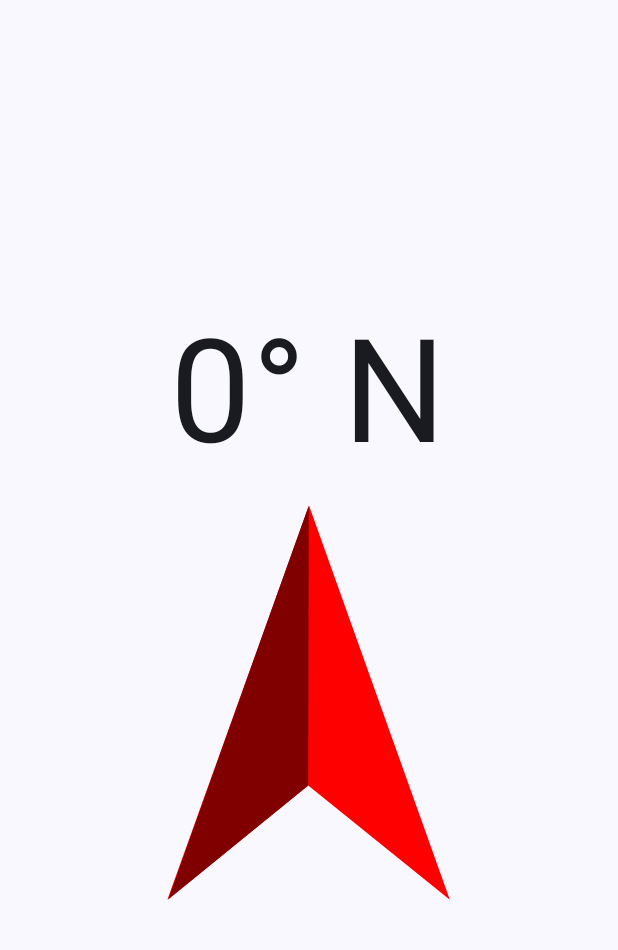
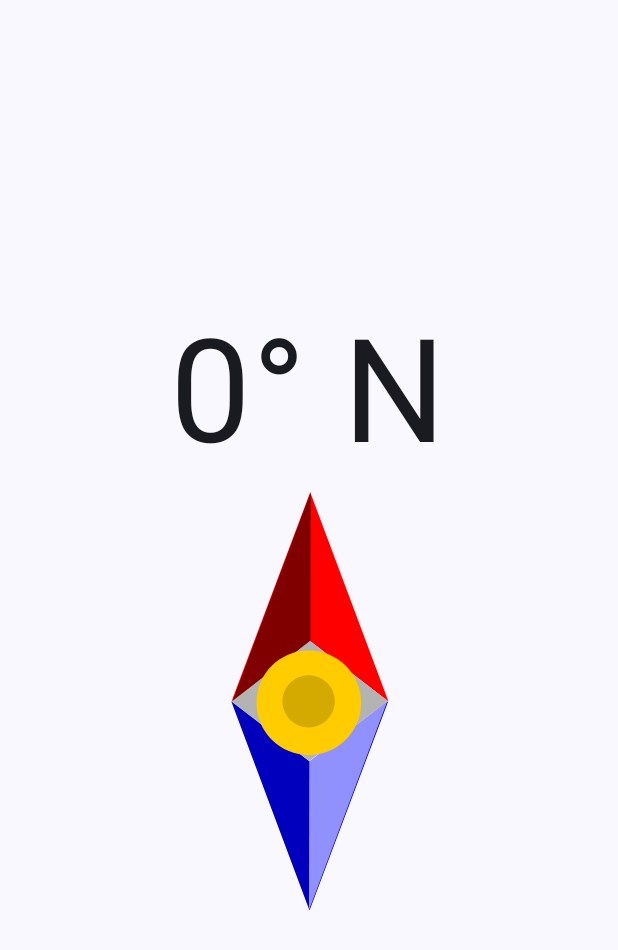
Before and after one commit to jlpatter/joshcompass, an Android app built with Jetpack Compose: the screen it shows after launch (MainActivity), on a phone screen of 412 x 824 dp. Shown: the top 950 px of the screen. Run offline under Robolectric (Android 15) with nearby library versions, the phone set to English and light mode, and no system bars.

Commit message:
Add a little better compass

```diff
--- a/app/src/main/java/com/example/joshcompass/MainActivity.kt
+++ b/app/src/main/java/com/example/joshcompass/MainActivity.kt
@@ -131,7 +131,7 @@ fun Compass(azimuth: Float, modifier: Modifier = Modifier) {
                 modifier = modifier.align(Alignment.CenterHorizontally)
             )
             Image(
-                painter = painterResource(id = R.drawable.gps_arrow),
+                painter = painterResource(id = R.drawable.gps_arrow_2),
                 contentDescription = "Compass Image",
                 contentScale = ContentScale.Fit,
                 modifier = Modifier.size(300.dp).graphicsLayer(
--- /dev/null
+++ b/app/src/main/res/drawable/gps_arrow_2.xml
@@ -0,0 +1,34 @@
+<vector xmlns:android="http://schemas.android.com/apk/res/android"
+    android:width="600dp"
+    android:height="860dp"
+    android:viewportWidth="158.75"
+    android:viewportHeight="227.54">
+  <path
+      android:pathData="M80,7.16 L40.21,112.99 79.78,82.33 119.58,112.99Z"
+      android:strokeWidth="0.154476"
+      android:fillColor="#ff0000"/>
+  <path
+      android:pathData="M40.6,113.12 L80.13,82.5 80.28,7.29Z"
+      android:strokeWidth="0.154944"
+      android:fillColor="#800000"/>
+  <path
+      android:pathData="M79.65,218.67 L119.45,112.83 79.87,143.49 40.07,112.83Z"
+      android:strokeWidth="0.154476"
+      android:fillColor="#0000bd"/>
+  <path
+      android:pathData="m119.05,112.7 l-39.53,30.62 -0.16,75.21z"
+      android:strokeWidth="0.154944"
+      android:fillColor="#9090ff"/>
+  <path
+      android:pathData="M40.3,112.99 L79.86,82.44 119.24,112.8 79.49,143.16Z"
+      android:strokeWidth="0.264583"
+      android:fillColor="#b3b3b3"/>
+  <path
+      android:pathData="M79.27,113.68m-26.46,0a26.46,26.46 0,1 1,52.92 0a26.46,26.46 0,1 1,-52.92 0"
+      android:strokeWidth="0.221512"
+      android:fillColor="#ffcc00"/>
+  <path
+      android:pathData="M79.2,112.91m-13.23,0a13.23,13.23 0,1 1,26.46 0a13.23,13.23 0,1 1,-26.46 0"
+      android:strokeWidth="0.110756"
+      android:fillColor="#d4aa00"/>
+</vector>
```
